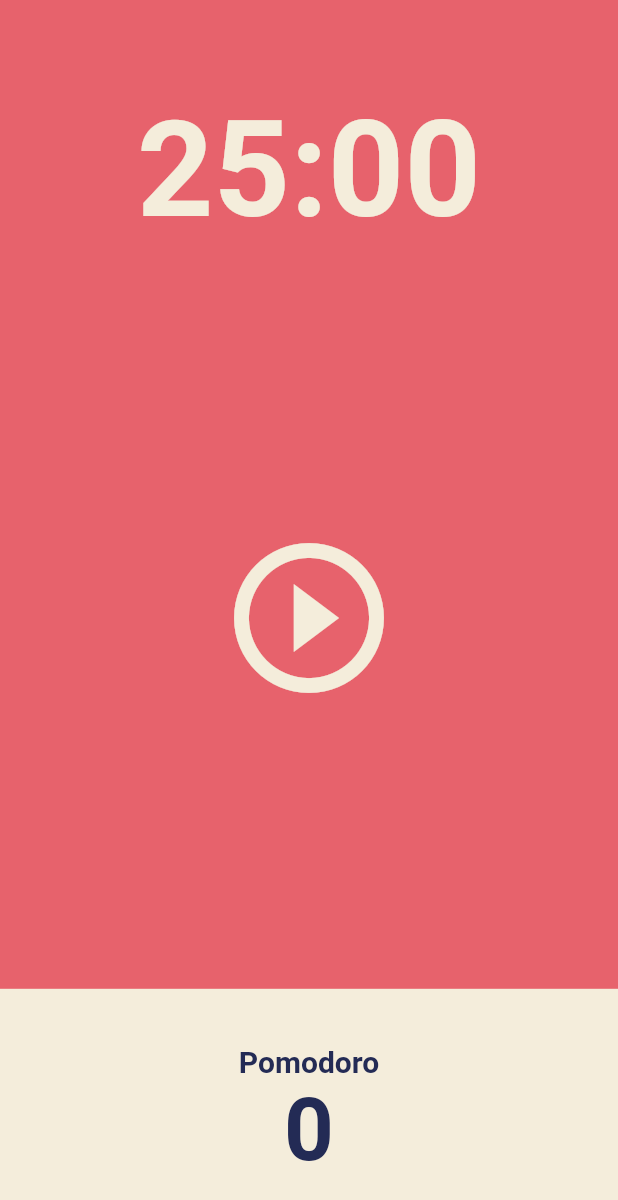
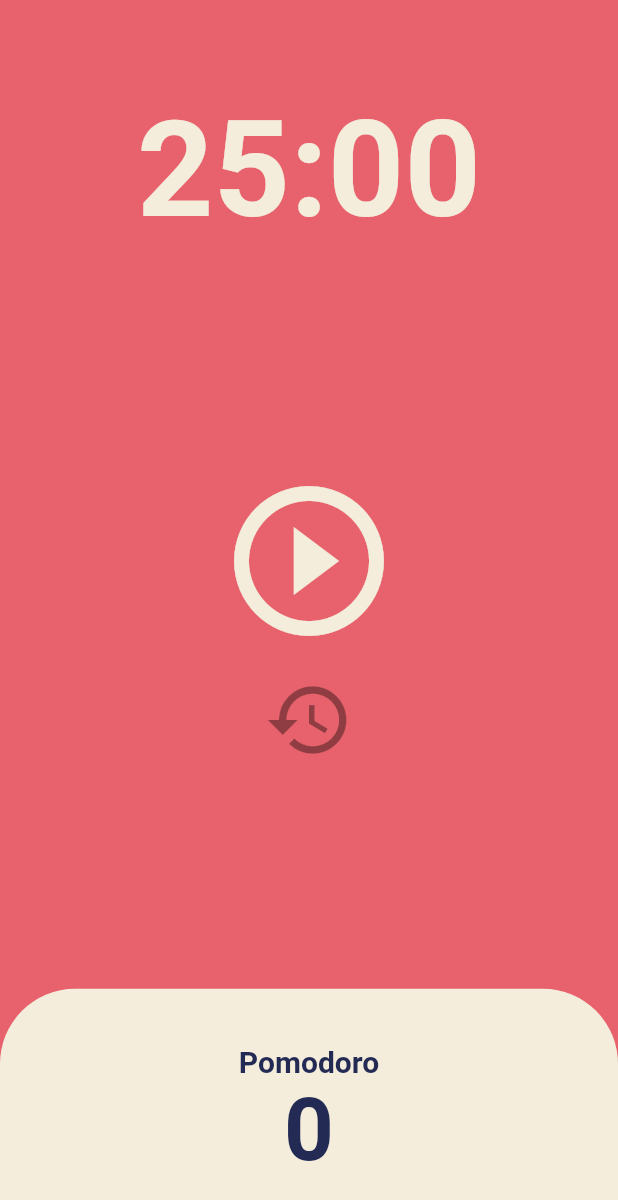
Before and after one commit to tan60/pomodoro, a Flutter app: the screen it shows after launch, on a phone screen of 412 x 824 dp. Shown: the top 1200 px of the screen. Run offline on Flutter 3.47's test engine with Material 2 defaults, Android fonts, the phone set to English and light mode, and no system bars.

```diff
--- a/lib/home_screen.dart
+++ b/lib/home_screen.dart
@@ -1,4 +1,5 @@
 import 'package:flutter/material.dart';
+import 'dart:async';
 
 class HomeScreen extends StatefulWidget {
   const HomeScreen({super.key});
@@ -8,6 +9,51 @@ class HomeScreen extends StatefulWidget {
 }
 
 class _HomeScreenState extends State<HomeScreen> {
+  static const twentyFiveMiniutes = 1500;
+  int totalSeconds = twentyFiveMiniutes;
+  bool isRunning = false;
+  int totalPomodoro = 0;
+  late Timer timer;
+
+  void onTick(Timer timer) {
+    if (totalSeconds == 0) {
+      setState(() {
+        totalPomodoro += 1;
+        totalSeconds = twentyFiveMiniutes;
+        onPausePressed();
+      });
+    } else {
+      setState(() {
+        totalSeconds = totalSeconds - 1;
+      });
+    }
+  }
+
+  void onStartPressed() {
+    timer = Timer.periodic(const Duration(seconds: 1), onTick);
+    isRunning = true;
+  }
+
+  void onPausePressed() {
+    timer.cancel();
+    setState(() {
+      isRunning = false;
+    });
+  }
+
+  void onResetPressed() {
+    timer.cancel();
+    setState(() {
+      isRunning = false;
+      totalSeconds = twentyFiveMiniutes;
+    });
+  }
+
+  String format(int seconds) {
+    var duration = Duration(seconds: seconds);
+    return duration.toString().split(".").first.substring(2, 7);
+  }
+
   @override
   Widget build(BuildContext context) {
     return Scaffold(
@@ -19,7 +65,7 @@ class _HomeScreenState extends State<HomeScreen> {
             child: Container(
               alignment: Alignment.bottomCenter,
               child: Text(
-                '25:00',
+                format(totalSeconds),
                 style: TextStyle(
                   color: Theme.of(context).cardColor,
                   fontSize: 89,
@@ -30,16 +76,32 @@ class _HomeScreenState extends State<HomeScreen> {
           ),
           Flexible(
             flex: 3,
-            child: Container(
-              alignment: Alignment.center,
-              child: IconButton(
-                iconSize: 120,
-                color: Theme.of(context).cardColor,
-                onPressed: () {},
-                icon: const Icon(
-                  Icons.play_circle_outline,
+            child: Column(
+              mainAxisAlignment: MainAxisAlignment.center,
+              children: [
+                Container(
+                  alignment: Alignment.center,
+                  child: IconButton(
+                    iconSize: 120,
+                    color: Theme.of(context).cardColor,
+                    onPressed: isRunning ? onPausePressed : onStartPressed,
+                    icon: Icon(
+                      isRunning
+                          ? Icons.pause_circle_outline
+                          : Icons.play_circle_outline,
+                    ),
+                  ),
                 ),
-              ),
+                Container(
+                  alignment: Alignment.center,
+                  child: IconButton(
+                    iconSize: 60,
+                    color: Theme.of(context).cardColor,
+                    icon: const Icon(Icons.restore),
+                    onPressed: isRunning ? onResetPressed : null,
+                  ),
+                ),
+              ],
             ),
           ),
           Flexible(
@@ -48,8 +110,14 @@ class _HomeScreenState extends State<HomeScreen> {
                 children: [
                   Expanded(
                     child: Container(
-                      decoration:
-                          BoxDecoration(color: Theme.of(context).cardColor),
+                      decoration: BoxDecoration(
+                        color: Theme.of(context).cardColor,
+                        //borderRadius: BorderRadius.circular(50),
+                        borderRadius: const BorderRadius.only(
+                          topLeft: Radius.circular(50),
+                          topRight: Radius.circular(50),
+                        ),
+                      ),
                       child: Column(
                         mainAxisAlignment: MainAxisAlignment.center,
                         children: [
@@ -65,7 +133,7 @@ class _HomeScreenState extends State<HomeScreen> {
                             ),
                           ),
                           Text(
-                            '0',
+                            '$totalPomodoro',
                             style: TextStyle(
                               fontWeight: FontWeight.w600,
                               fontSize: 58,
```
